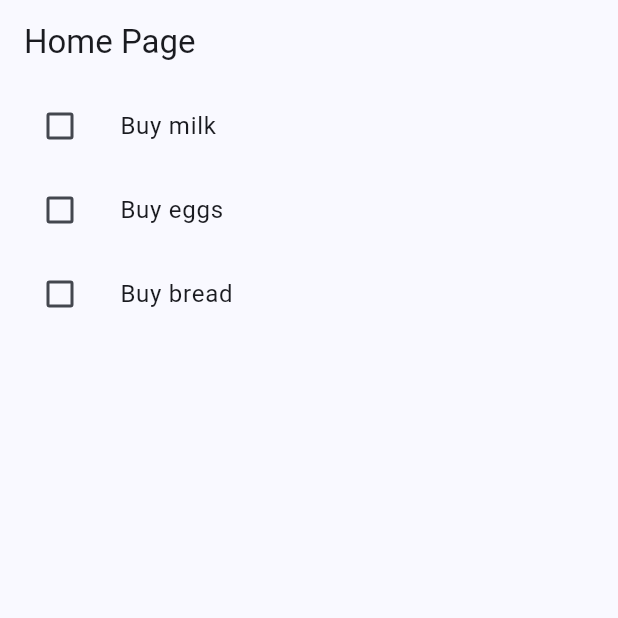
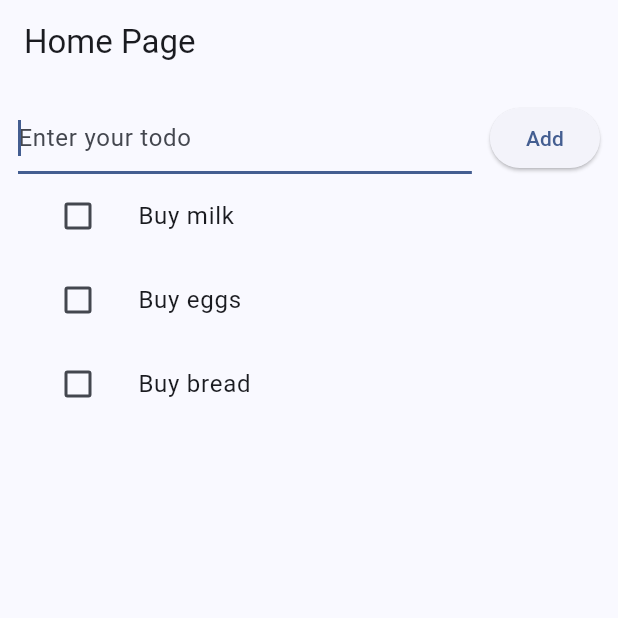
Before and after one commit to Andr1yK/flutter_todo_app, a Flutter app: the screen it shows after launch, on a phone screen of 412 x 824 dp, the top half of it. Run offline on Flutter 3.47's test engine with Material 2 defaults, Android fonts, the phone set to English and light mode, and no system bars.

Commit message:
add-state-for-todos

```diff
--- a/lib/App.dart
+++ b/lib/app.dart
@@ -1,6 +1,6 @@
 import 'package:flutter/material.dart';
 
-import 'src/pages/HomePage.dart';
+import 'src/pages/home_page.dart';
 
 class App extends StatelessWidget {
   const App({super.key});
--- a/lib/main.dart
+++ b/lib/main.dart
@@ -1,6 +1,6 @@
 import 'package:flutter/widgets.dart';
 
-import 'App.dart';
+import 'app.dart';
 
 void main() {
   runApp(const App());
--- /dev/null
+++ b/lib/src/component/todos/AddTodoForm/add_todo_form.dart
@@ -0,0 +1,72 @@
+import 'package:flutter/material.dart';
+
+class AddTodoForm extends StatefulWidget {
+  const AddTodoForm({super.key, required this.addTodo});
+
+  final void Function(String title) addTodo;
+
+  @override
+  AddTodoFormState createState() => AddTodoFormState();
+}
+
+class AddTodoFormState extends State<AddTodoForm> {
+  final _formKey = GlobalKey<FormState>();
+  final FocusNode _focusNode = FocusNode();
+  final TextEditingController _controller = TextEditingController();
+  String todoTitle = '';
+
+  void handleTitleChange(String title) {
+    setState(() {
+      todoTitle = title;
+    });
+  }
+
+  void handleSubmit() {
+    if (!_formKey.currentState!.validate()) {
+      return;
+    }
+
+    if (todoTitle.isNotEmpty) {
+      widget.addTodo(todoTitle);
+
+      _controller.clear();
+      _focusNode.requestFocus();
+    }
+  }
+
+  @override
+  Widget build(BuildContext context) {
+    return Form(
+      key: _formKey,
+      child: Row(
+        children: <Widget>[
+          Expanded(
+            child: TextFormField(
+              focusNode: _focusNode,
+              controller: _controller,
+              autofocus: true,
+              decoration: const InputDecoration(
+                hintText: 'Enter your todo',
+              ),
+              validator: (value) {
+                if (value == null || value.isEmpty) {
+                  return 'Please enter some text';
+                }
+                return null;
+              },
+              onChanged: handleTitleChange,
+              onFieldSubmitted: (value) {
+                handleSubmit();
+              },
+            ),
+          ),
+          const SizedBox(width: 12),
+          ElevatedButton(
+            onPressed: handleSubmit,
+            child: const Text('Add'),
+          )
+        ],
+      ),
+    );
+  }
+}
--- a/lib/src/component/todos/TodoList/TodoList.dart
+++ b/lib/src/component/todos/TodoList/todo_list.dart
@@ -1,5 +1,5 @@
 import 'package:flutter/material.dart';
-import 'package:flutter_todo_app/src/component/todos/TodoItem/TodoItem.dart';
+import 'package:flutter_todo_app/src/component/todos/TodoItem/todo_item.dart';
 import 'package:flutter_todo_app/src/types/todo.typedefs.dart';
 
 class TodoList extends StatelessWidget {
--- a/lib/src/pages/HomePage.dart
+++ b/lib/src/pages/home_page.dart
@@ -1,5 +1,6 @@
 import 'package:flutter/material.dart';
-import 'package:flutter_todo_app/src/component/todos/TodoList/TodoList.dart';
+import 'package:flutter_todo_app/src/component/todos/AddTodoForm/add_todo_form.dart';
+import 'package:flutter_todo_app/src/component/todos/TodoList/todo_list.dart';
 import 'package:flutter_todo_app/src/types/todo.typedefs.dart';
 
 class HomePage extends StatefulWidget {
@@ -34,15 +35,42 @@ class _HomePageState extends State<HomePage> {
     });
   }
 
+  void addTodo(String title,) {
+    var newTodo = Todo(
+      id: todos.length + 1,
+      isDone: false,
+      title: title,
+    );
+
+    var newTodos = [newTodo, ...todos];
+
+    setTodos(newTodos);
+  }
+
   @override
   Widget build(BuildContext context) {
     return Scaffold(
       appBar: AppBar(
         title: const Text('Home Page'),
       ),
-      body: TodoList(
-        todos: todos,
-        setTodos: setTodos,
+      body: Padding(
+        padding: const EdgeInsets.all(12),
+        child: Column(
+          children: [
+            Expanded(
+              flex: 0,
+              child: AddTodoForm(
+                addTodo: addTodo
+              ),
+            ),
+            Expanded(
+              child: TodoList(
+              todos: todos,
+              setTodos: setTodos,
+              ),
+            )
+          ],
+        ),
       ),
     );
   }
```
Also changed, not shown: lib/src/component/todos/TodoItem/todo_item.dart (renamed from lib/src/component/todos/TodoItem/TodoItem.dart), 1 other file.
